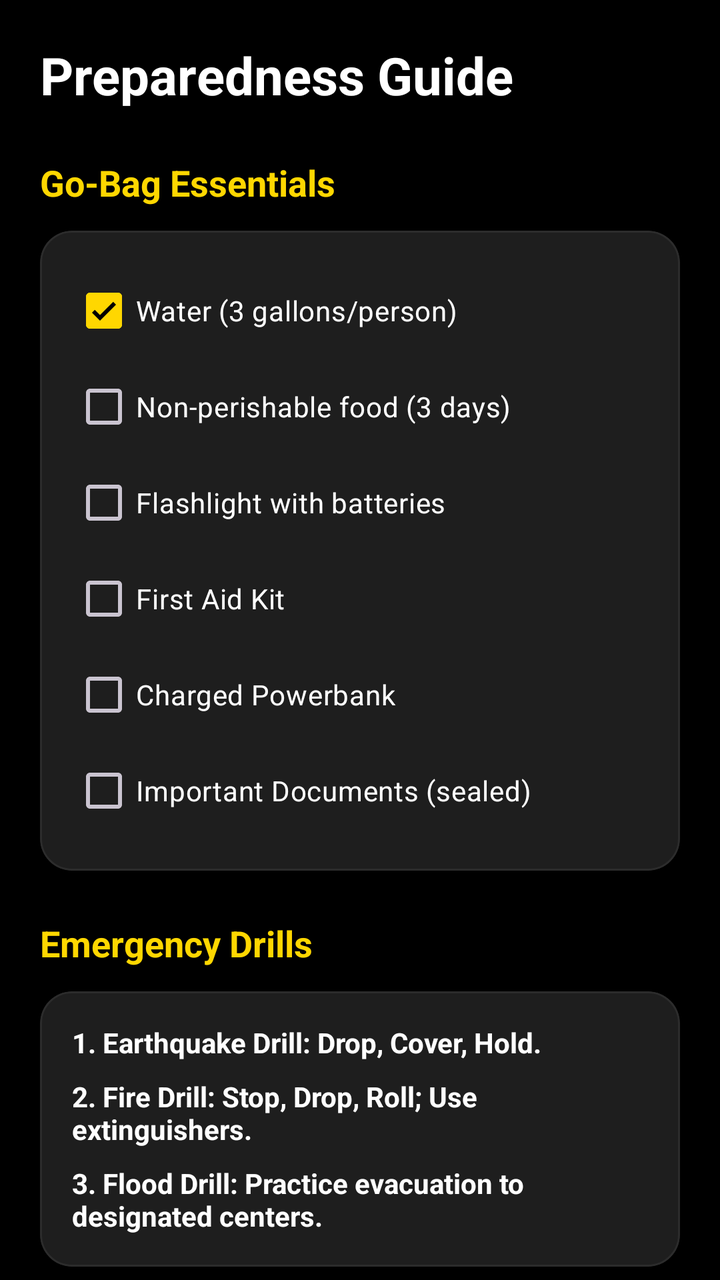
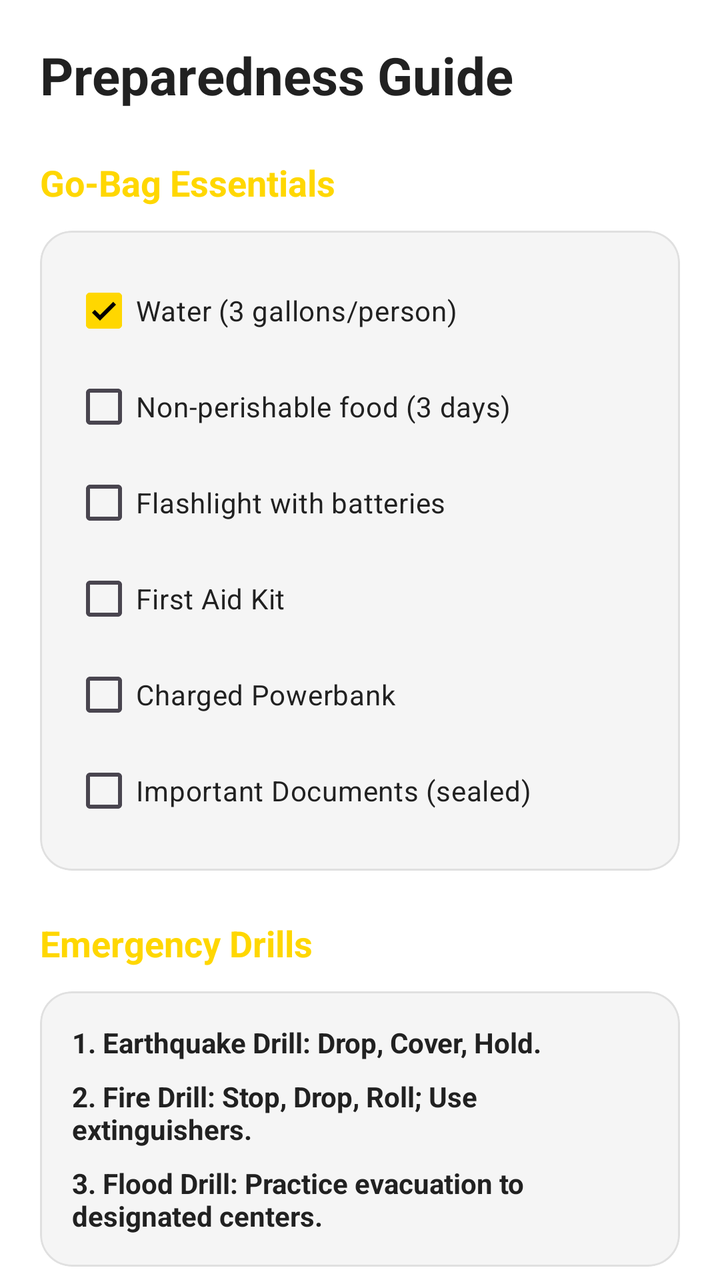

An Android layout rendered at two revisions. The XML below is the earlier revision; the diff shows what the commit changed to produce the second picture.
<!-- AndroidManifest.xml: application theme Theme.Resilio -->
<!-- res/layout/fragment_preparedness_guide.xml -->
<?xml version="1.0" encoding="utf-8"?>
<androidx.core.widget.NestedScrollView xmlns:android="http://schemas.android.com/apk/res/android"
    xmlns:app="http://schemas.android.com/apk/res-auto"
    android:layout_width="match_parent"
    android:layout_height="match_parent"
    android:background="@color/background_dark">

    <LinearLayout
        android:layout_width="match_parent"
        android:layout_height="wrap_content"
        android:orientation="vertical"
        android:padding="20dp">

        <TextView
            android:layout_width="wrap_content"
            android:layout_height="wrap_content"
            android:text="Preparedness Guide"
            android:textSize="26sp"
            android:textStyle="bold"
            android:textColor="@color/text_primary"
            android:layout_marginBottom="24dp"/>

        
        <TextView
            android:layout_width="wrap_content"
            android:layout_height="wrap_content"
            android:text="@string/section_kit"
            android:textSize="18sp"
            android:textStyle="bold"
            android:textColor="@color/gold_accent"
            android:layout_marginBottom="12dp"/>

        <com.google.android.material.card.MaterialCardView
            android:layout_width="match_parent"
            android:layout_height="wrap_content"
            android:layout_marginBottom="24dp"
            app:cardCornerRadius="16dp"
            app:cardBackgroundColor="@color/surface_dark"
            app:strokeWidth="1dp"
            app:strokeColor="@color/divider_color">
            <LinearLayout
                android:layout_width="match_parent"
                android:layout_height="wrap_content"
                android:orientation="vertical"
                android:padding="16dp">
                <CheckBox android:layout_width="wrap_content" android:layout_height="wrap_content" android:text="@string/kit_water" android:textColor="@color/text_primary" android:checked="true"/>
                <CheckBox android:layout_width="wrap_content" android:layout_height="wrap_content" android:text="@string/kit_food" android:textColor="@color/text_primary"/>
                <CheckBox android:layout_width="wrap_content" android:layout_height="wrap_content" android:text="@string/kit_flashlight" android:textColor="@color/text_primary"/>
                <CheckBox android:layout_width="wrap_content" android:layout_height="wrap_content" android:text="@string/kit_first_aid" android:textColor="@color/text_primary"/>
                <CheckBox android:layout_width="wrap_content" android:layout_height="wrap_content" android:text="@string/kit_powerbank" android:textColor="@color/text_primary"/>
                <CheckBox android:layout_width="wrap_content" android:layout_height="wrap_content" android:text="@string/kit_documents" android:textColor="@color/text_primary"/>
            </LinearLayout>
        </com.google.android.material.card.MaterialCardView>

        
        <TextView
            android:layout_width="wrap_content"
            android:layout_height="wrap_content"
            android:text="Emergency Drills"
            android:textSize="18sp"
            android:textStyle="bold"
            android:textColor="@color/gold_accent"
            android:layout_marginBottom="12dp"/>

        <com.google.android.material.card.MaterialCardView
            android:layout_width="match_parent"
            android:layout_height="wrap_content"
            android:layout_marginBottom="24dp"
            app:cardCornerRadius="16dp"
            app:cardBackgroundColor="@color/surface_dark"
            app:strokeWidth="1dp"
            app:strokeColor="@color/divider_color">
            <LinearLayout
                android:layout_width="match_parent"
                android:layout_height="wrap_content"
                android:orientation="vertical"
                android:padding="16dp">
                <TextView
                    android:layout_width="wrap_content"
                    android:layout_height="wrap_content"
                    android:text="1. Earthquake Drill: Drop, Cover, Hold."
                    android:textColor="@color/text_primary"
                    android:layout_marginBottom="8dp"
                    android:textStyle="bold"/>
                <TextView
                    android:layout_width="wrap_content"
                    android:layout_height="wrap_content"
                    android:text="2. Fire Drill: Stop, Drop, Roll; Use extinguishers."
                    android:textColor="@color/text_primary"
                    android:layout_marginBottom="8dp"
                    android:textStyle="bold"/>
                <TextView
                    android:layout_width="wrap_content"
                    android:layout_height="wrap_content"
                    android:text="3. Flood Drill: Practice evacuation to designated centers."
                    android:textColor="@color/text_primary"
                    android:textStyle="bold"/>
            </LinearLayout>
        </com.google.android.material.card.MaterialCardView>

        <com.google.android.material.button.MaterialButton
            android:id="@+id/btn_back_home"
            android:layout_width="match_parent"
            android:layout_height="wrap_content"
            android:text="Back to Home"
            app:cornerRadius="12dp"
            android:backgroundTint="@color/divider_color"
            android:textColor="@color/white"/>

    </LinearLayout>
</androidx.core.widget.NestedScrollView>
<!-- resources referenced by this layout -->
<resources>
  <color name="background_dark">#000000</color>
  <color name="divider_color">#2C2C2C</color>
  <color name="gold_accent">#FFD700</color>
  <color name="surface_dark">#1E1E1E</color>
  <color name="text_primary">#FFFFFF</color>
  <color name="white">#FFFFFFFF</color>
  <string name="kit_documents">Important Documents (sealed)</string>
  <string name="kit_first_aid">First Aid Kit</string>
  <string name="kit_flashlight">Flashlight with batteries</string>
  <string name="kit_food">Non-perishable food (3 days)</string>
  <string name="kit_powerbank">Charged Powerbank</string>
  <string name="kit_water">Water (3 gallons/person)</string>
  <string name="section_kit">Go-Bag Essentials</string>
  <style name="Theme.Resilio" parent="Base.Theme.Resilio" />
  <style name="Base.Theme.Resilio" parent="Theme.Material3.Dark.NoActionBar">
          
          <item name="colorPrimary">@color/gold_accent</item>
          <item name="colorOnPrimary">@color/background_dark</item>
          <item name="colorSecondary">@color/secondary_blue</item>
          <item name="colorOnSecondary">@color/white</item>
          <item name="colorTertiary">@color/primary_green</item>
          <item name="android:windowBackground">@color/background_dark</item>
          <item name="android:textColorPrimary">@color/text_primary</item>
          <item name="android:textColorSecondary">@color/text_secondary</item>
      </style>
  <color name="secondary_blue">#2196F3</color>
  <color name="primary_green">#4CAF50</color>
  <color name="text_secondary">#B0B0B0</color>
</resources>

<!-- the commit's change to res/layout/fragment_preparedness_guide.xml (unified diff, before → after) -->
@@ -3,7 +3,7 @@
     xmlns:app="http://schemas.android.com/apk/res-auto"
     android:layout_width="match_parent"
     android:layout_height="match_parent"
-    android:background="@color/background_dark">
+    android:background="@color/background">
 
     <LinearLayout
         android:layout_width="match_parent"
@@ -35,7 +35,7 @@
             android:layout_height="wrap_content"
             android:layout_marginBottom="24dp"
             app:cardCornerRadius="16dp"
-            app:cardBackgroundColor="@color/surface_dark"
+            app:cardBackgroundColor="@color/surface"
             app:strokeWidth="1dp"
             app:strokeColor="@color/divider_color">
             <LinearLayout
@@ -67,7 +67,7 @@
             android:layout_height="wrap_content"
             android:layout_marginBottom="24dp"
             app:cardCornerRadius="16dp"
-            app:cardBackgroundColor="@color/surface_dark"
+            app:cardBackgroundColor="@color/surface"
             app:strokeWidth="1dp"
             app:strokeColor="@color/divider_color">
             <LinearLayout
@@ -105,7 +105,7 @@
             android:text="Back to Home"
             app:cornerRadius="12dp"
             android:backgroundTint="@color/divider_color"
-            android:textColor="@color/white"/>
+            android:textColor="@color/text_primary"/>
 
     </LinearLayout>
 </androidx.core.widget.NestedScrollView>
<!-- resource entries referenced after the edit -->
@@ -1,10 +1,10 @@
 <!-- resources referenced by this layout -->
 <resources>
-  <color name="background_dark">#000000</color>
-  <color name="divider_color">#2C2C2C</color>
+  <color name="background">#FFFFFF</color>
+  <color name="divider_color">#E0E0E0</color>
   <color name="gold_accent">#FFD700</color>
-  <color name="surface_dark">#1E1E1E</color>
-  <color name="text_primary">#FFFFFF</color>
+  <color name="surface">#F5F5F5</color>
+  <color name="text_primary">#212121</color>
   <color name="white">#FFFFFFFF</color>
   <string name="kit_documents">Important Documents (sealed)</string>
   <string name="kit_first_aid">First Aid Kit</string>
@@ -14,19 +14,20 @@
   <string name="kit_water">Water (3 gallons/person)</string>
   <string name="section_kit">Go-Bag Essentials</string>
   <style name="Theme.Resilio" parent="Base.Theme.Resilio" />
-  <style name="Base.Theme.Resilio" parent="Theme.Material3.Dark.NoActionBar">
+  <style name="Base.Theme.Resilio" parent="Theme.Material3.DayNight.NoActionBar">
           
           <item name="colorPrimary">@color/gold_accent</item>
-          <item name="colorOnPrimary">@color/background_dark</item>
+          <item name="colorOnPrimary">@color/black</item>
           <item name="colorSecondary">@color/secondary_blue</item>
           <item name="colorOnSecondary">@color/white</item>
           <item name="colorTertiary">@color/primary_green</item>
-          <item name="android:windowBackground">@color/background_dark</item>
+          <item name="android:windowBackground">@color/background</item>
           <item name="android:textColorPrimary">@color/text_primary</item>
           <item name="android:textColorSecondary">@color/text_secondary</item>
       </style>
+  <color name="black">#FF000000</color>
   <color name="secondary_blue">#2196F3</color>
   <color name="primary_green">#4CAF50</color>
-  <color name="text_secondary">#B0B0B0</color>
+  <color name="text_secondary">#757575</color>
 </resources>
 
